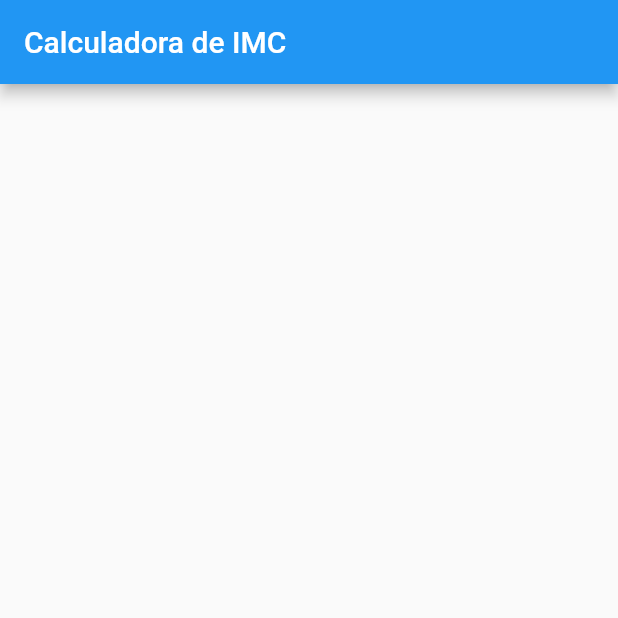
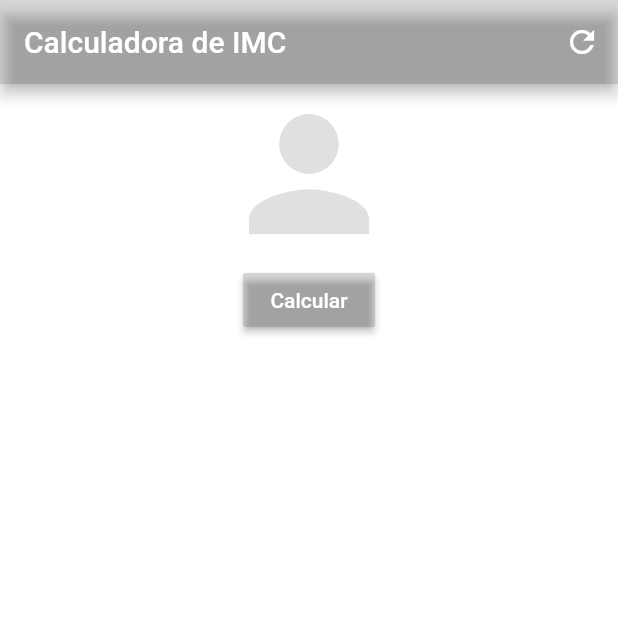
Before and after one commit to jhonifreitas/imc_app, a Flutter app: the screen it shows after launch, on a phone screen of 412 x 824 dp, the top half of it. Run offline on Flutter 3.47's test engine with Material 2 defaults, Android fonts, the phone set to English and light mode, and no system bars.

Commit message:
developing form

```diff
--- a/lib/pages/home.dart
+++ b/lib/pages/home.dart
@@ -8,14 +8,70 @@ class HomePage extends StatefulWidget {
 
 class _HomePageState extends State<HomePage> {
 
+  String _message;
+
   @override
   Widget build(BuildContext context) {
     return Scaffold(
       appBar: AppBar(
         title: Text('Calculadora de IMC'),
+        backgroundColor: Colors.black12,
+        actions: <Widget>[
+          IconButton(
+            icon: Icon(Icons.refresh),
+            onPressed: () {
+
+            },
+          )
+        ],
       ),
-      body: Center(
-        child: Column(),
+      backgroundColor: Colors.white70,
+      body: Container(
+        child: Column(
+          children: <Widget>[
+            Row(
+              mainAxisAlignment: MainAxisAlignment.center,
+              children: <Widget>[
+                Icon(
+                  Icons.person,
+                  size: 120,
+                  color: Colors.black12,
+                )
+              ],
+            ),
+            Row(
+              mainAxisAlignment: MainAxisAlignment.center,
+              children: <Widget>[
+
+              ],
+            ),
+            Row(
+              mainAxisAlignment: MainAxisAlignment.center,
+              children: <Widget>[
+
+              ],
+            ),
+            Row(
+              mainAxisAlignment: MainAxisAlignment.center,
+              children: <Widget>[
+                RaisedButton(
+                  child: Text('Calcular'),
+                  textColor: Colors.white,
+                  color: Colors.black12,
+                  onPressed: () {
+
+                  },
+                )
+              ],
+            ),
+            Row(
+              mainAxisAlignment: MainAxisAlignment.center,
+              children: <Widget>[
+                Text(this._message ?? '')
+              ],
+            )
+          ],
+        ),
       )
     );
   }
```
